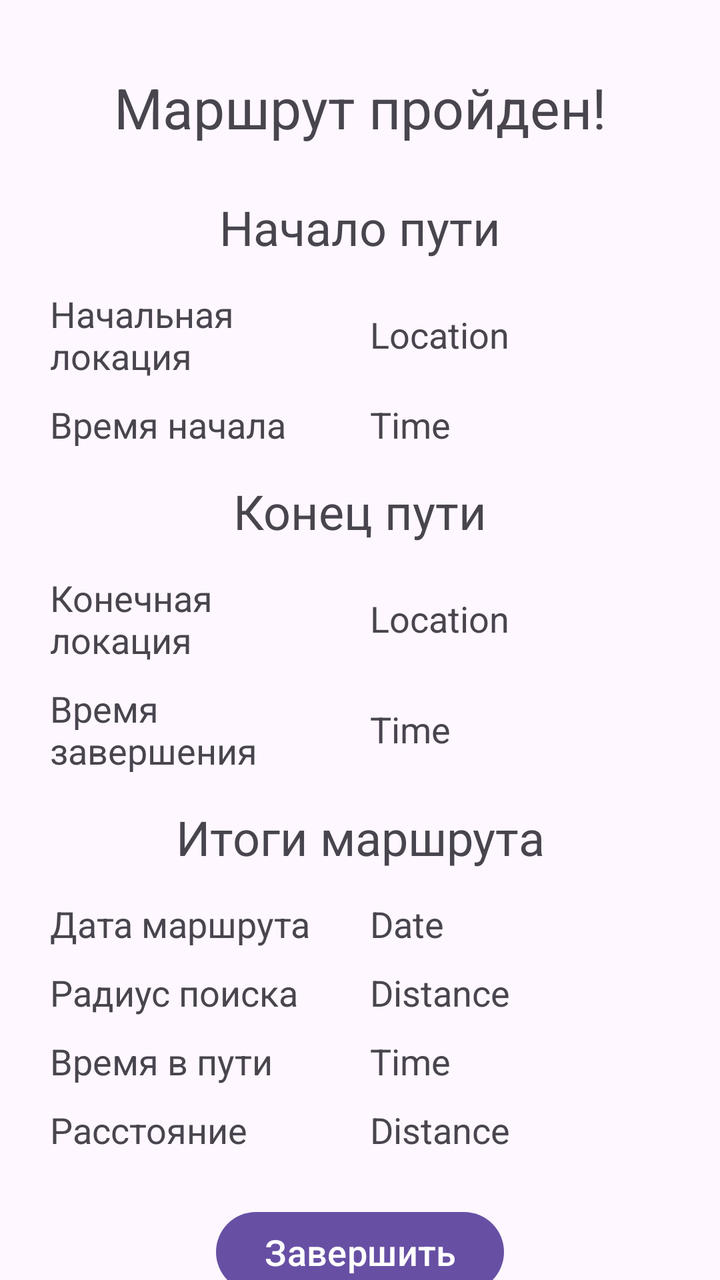
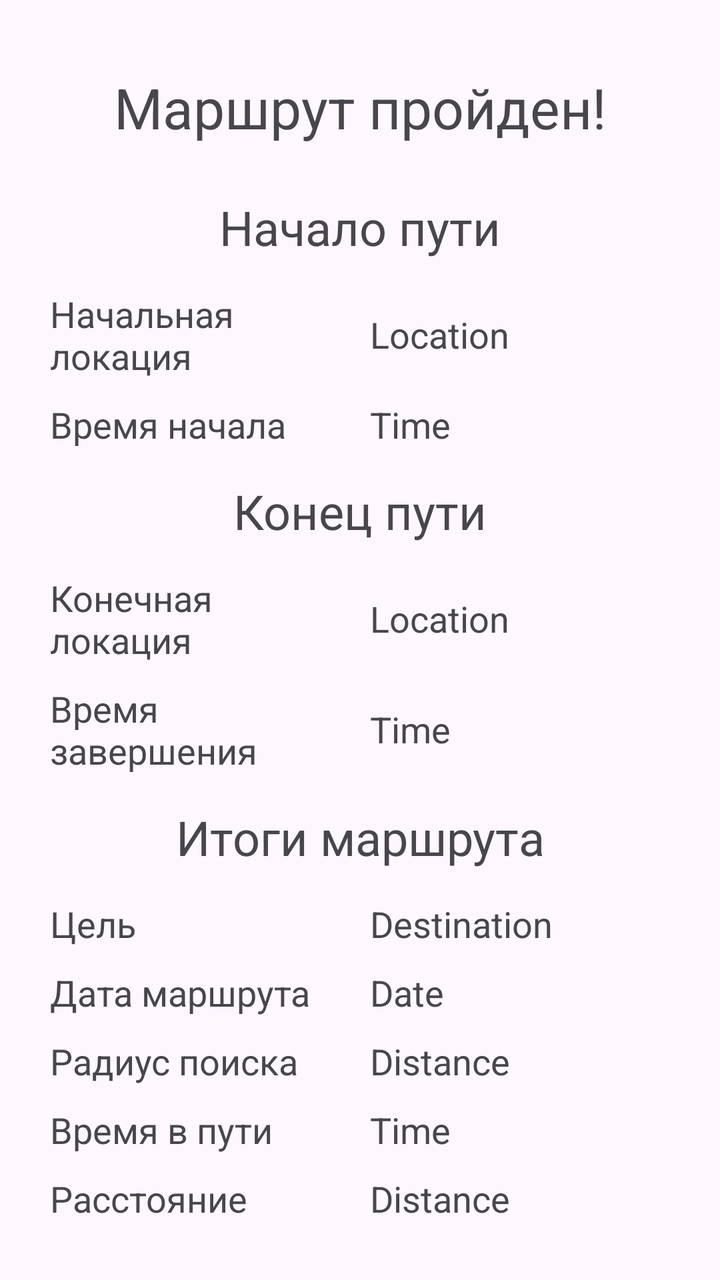

An Android layout rendered at two revisions. The XML below is the earlier revision; the diff shows what the commit changed to produce the second picture.
<!-- AndroidManifest.xml: application theme Base.Theme.TestMapKit -->
<!-- res/layout/fragment_finish.xml -->
<?xml version="1.0" encoding="utf-8"?>
<androidx.constraintlayout.widget.ConstraintLayout xmlns:android="http://schemas.android.com/apk/res/android"
    xmlns:tools="http://schemas.android.com/tools"
    android:layout_width="match_parent"
    android:layout_height="match_parent"
    xmlns:app="http://schemas.android.com/apk/res-auto"
    tools:context=".fragments.location.FinishFragment">

    <LinearLayout
        android:id="@+id/ll_finish"
        android:layout_width="match_parent"
        android:layout_height="wrap_content"
        app:layout_constraintStart_toStartOf="parent"
        app:layout_constraintEnd_toEndOf="parent"
        app:layout_constraintTop_toTopOf="parent"
        android:orientation="vertical"
        android:layout_margin="20dp"
        >

        <TextView
            android:layout_width="match_parent"
            android:layout_height="wrap_content"
            android:text="Маршрут пройден!"
            android:gravity="center"
            android:layout_margin="15dp"
            android:textSize="@dimen/text_title_extra"/>

        <TextView
            android:layout_width="match_parent"
            android:layout_height="wrap_content"
            android:layout_margin="10dp"
            android:textSize="@dimen/text_title"
            android:text="Начало пути"
            android:gravity="center"/>

        <LinearLayout
            android:layout_width="match_parent"
            android:layout_height="wrap_content"
            android:orientation="horizontal">

            <TextView
                android:layout_width="@dimen/text_view_width_extra"
                android:layout_height="wrap_content"
                android:layout_margin="5dp"
                android:gravity="center_vertical"
                android:text="Начальная локация"
                android:textSize="@dimen/text_normal" />

            <TextView
                android:id="@+id/tv_finish_route_start_location"
                android:layout_width="match_parent"
                android:layout_height="wrap_content"
                android:layout_margin="5dp"
                android:layout_gravity="center"
                android:textSize="@dimen/text_normal"
                android:text="Location" />

        </LinearLayout>

        <LinearLayout
            android:layout_width="match_parent"
            android:layout_height="wrap_content"
            android:orientation="horizontal">

            <TextView
                android:layout_width="@dimen/text_view_width_extra"
                android:layout_height="wrap_content"
                android:layout_margin="5dp"
                android:textSize="@dimen/text_normal"
                android:text="Время начала"
                android:gravity="center_vertical"/>

            <TextView
                android:id="@+id/tv_finish_route_start_time"
                android:layout_width="match_parent"
                android:layout_height="wrap_content"
                android:layout_margin="5dp"
                android:layout_gravity="center"
                android:textSize="@dimen/text_normal"
                android:text="Time" />

        </LinearLayout>

        <TextView
            android:layout_width="match_parent"
            android:layout_height="wrap_content"
            android:layout_margin="10dp"
            android:textSize="@dimen/text_title"
            android:text="Конец пути"
            android:gravity="center"/>

        <LinearLayout
            android:layout_width="match_parent"
            android:layout_height="wrap_content"
            android:orientation="horizontal">

            <TextView
                android:layout_width="@dimen/text_view_width_extra"
                android:layout_height="wrap_content"
                android:layout_margin="5dp"
                android:textSize="@dimen/text_normal"
                android:text="Конечная локация"
                android:gravity="center_vertical"/>

            <TextView
                android:id="@+id/tv_finish_route_finish_location"
                android:layout_width="match_parent"
                android:layout_height="wrap_content"
                android:layout_margin="5dp"
                android:layout_gravity="center"
                android:textSize="@dimen/text_normal"
                android:text="Location" />

        </LinearLayout>

        <LinearLayout
            android:layout_width="match_parent"
            android:layout_height="wrap_content"
            android:orientation="horizontal">

            <TextView
                android:layout_width="@dimen/text_view_width_extra"
                android:layout_height="wrap_content"
                android:layout_margin="5dp"
                android:textSize="@dimen/text_normal"
                android:text="Время завершения"
                android:gravity="center_vertical"/>

            <TextView
                android:id="@+id/tv_finish_route_finish_time"
                android:layout_width="match_parent"
                android:layout_height="wrap_content"
                android:layout_margin="5dp"
                android:layout_gravity="center"
                android:textSize="@dimen/text_normal"
                android:text="Time" />

        </LinearLayout>


        <TextView
            android:layout_width="match_parent"
            android:layout_height="wrap_content"
            android:layout_margin="10dp"
            android:textSize="@dimen/text_title"
            android:text="Итоги маршрута"
            android:gravity="center"/>



        <LinearLayout
            android:layout_width="match_parent"
            android:layout_height="wrap_content"
            android:orientation="horizontal">

            <TextView
                android:layout_width="@dimen/text_view_width_extra"
                android:layout_height="wrap_content"
                android:layout_margin="5dp"
                android:textSize="@dimen/text_normal"
                android:text="Дата маршрута"
                android:gravity="center_vertical"/>

            <TextView
                android:id="@+id/tv_finish_route_date"
                android:layout_width="match_parent"
                android:layout_height="wrap_content"
                android:layout_margin="5dp"
                android:layout_gravity="center"
                android:textSize="@dimen/text_normal"
                android:text="Date" />

        </LinearLayout>

        <LinearLayout
            android:layout_width="match_parent"
            android:layout_height="wrap_content"
            android:orientation="horizontal">

            <TextView
                android:layout_width="@dimen/text_view_width_extra"
                android:layout_height="wrap_content"
                android:layout_margin="5dp"
                android:textSize="@dimen/text_normal"
                android:text="Радиус поиска"
                android:gravity="center_vertical"/>

            <TextView
                android:id="@+id/tv_finish_route_radius"
                android:layout_width="match_parent"
                android:layout_height="wrap_content"
                android:layout_margin="5dp"
                android:layout_gravity="center"
                android:textSize="@dimen/text_normal"
                android:text="Distance" />

        </LinearLayout>

        <LinearLayout
            android:layout_width="match_parent"
            android:layout_height="wrap_content"
            android:orientation="horizontal">

            <TextView
                android:layout_width="@dimen/text_view_width_extra"
                android:layout_height="wrap_content"
                android:layout_margin="5dp"
                android:textSize="@dimen/text_normal"
                android:text="Время в пути"
                android:gravity="center_vertical"/>

            <TextView
                android:id="@+id/tv_finish_route_time"
                android:layout_width="match_parent"
                android:layout_height="wrap_content"
                android:layout_margin="5dp"
                android:layout_gravity="center"
                android:textSize="@dimen/text_normal"
                android:text="Time" />

        </LinearLayout>


        <LinearLayout
            android:layout_width="match_parent"
            android:layout_height="wrap_content"
            android:orientation="horizontal">

            <TextView
                android:layout_width="@dimen/text_view_width_extra"
                android:layout_height="wrap_content"
                android:layout_margin="5dp"
                android:textSize="@dimen/text_normal"
                android:text="Расстояние"
                android:gravity="center_vertical"/>

            <TextView
                android:id="@+id/tv_finish_route_distance"
                android:layout_width="match_parent"
                android:layout_height="wrap_content"
                android:layout_margin="5dp"
                android:layout_gravity="center"
                android:textSize="@dimen/text_normal"
                android:text="Distance" />

        </LinearLayout>
    </LinearLayout>

    <Button
        android:id="@+id/btn_finish"
        android:layout_width="wrap_content"
        android:layout_height="wrap_content"
        android:layout_margin="20dp"
        android:text="Завершить"
        android:textSize="@dimen/text_normal"
        app:layout_constraintStart_toStartOf="parent"
        app:layout_constraintEnd_toEndOf="parent"
        app:layout_constraintTop_toBottomOf="@id/ll_finish"/>

    <ProgressBar
        android:id="@+id/pb_finish"
        android:layout_width="wrap_content"
        android:layout_height="wrap_content"
        android:layout_gravity="center"
        android:visibility="gone"
        app:layout_constraintBottom_toBottomOf="parent"
        app:layout_constraintEnd_toEndOf="parent"
        app:layout_constraintStart_toStartOf="parent"
        app:layout_constraintTop_toTopOf="parent" />


</androidx.constraintlayout.widget.ConstraintLayout>
<!-- resources referenced by this layout -->
<resources>
  <dimen name="text_normal">18sp</dimen>
  <dimen name="text_title">24sp</dimen>
  <dimen name="text_title_extra">28sp</dimen>
  <dimen name="text_view_width_extra">150dp</dimen>
  <style name="Base.Theme.TestMapKit" parent="Theme.Material3.DayNight.NoActionBar">
  
      </style>
</resources>

<!-- the commit's change to res/layout/fragment_finish.xml (unified diff, before → after) -->
@@ -18,6 +18,7 @@
         >
 
         <TextView
+            android:id="@+id/tv_finish_main"
             android:layout_width="match_parent"
             android:layout_height="wrap_content"
             android:text="Маршрут пройден!"
@@ -146,7 +147,28 @@
             android:text="Итоги маршрута"
             android:gravity="center"/>
 
-
+        <LinearLayout
+            android:layout_width="match_parent"
+            android:layout_height="wrap_content"
+            android:orientation="horizontal">
+
+            <TextView
+                android:layout_width="@dimen/text_view_width_extra"
+                android:layout_height="wrap_content"
+                android:layout_margin="5dp"
+                android:textSize="@dimen/text_normal"
+                android:text="Цель"
+                android:gravity="center_vertical"/>
+
+            <TextView
+                android:id="@+id/tv_finish_route_destination"
+                android:layout_width="match_parent"
+                android:layout_height="wrap_content"
+                android:layout_margin="5dp"
+                android:layout_gravity="center"
+                android:textSize="@dimen/text_normal"
+                android:text="Destination" />
+        </LinearLayout>
 
         <LinearLayout
             android:layout_width="match_parent"
